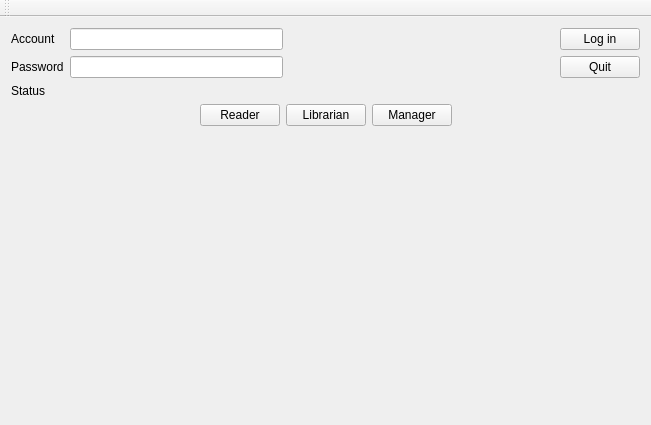
This is loginform.ui in vudaoanhtuan/libpro_v2 as Qt 5 draws it before an edit. The edited form follows.
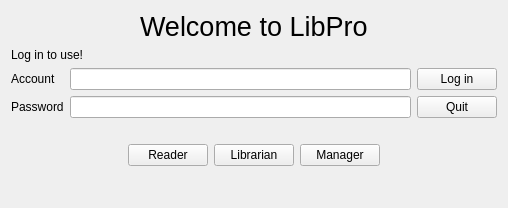
This is the edited form.

Patch:
```diff
--- a/loginform.ui
+++ b/loginform.ui
@@ -6,8 +6,8 @@
    <rect>
     <x>0</x>
     <y>0</y>
-    <width>651</width>
-    <height>425</height>
+    <width>508</width>
+    <height>208</height>
    </rect>
   </property>
   <property name="windowTitle">
@@ -15,6 +15,58 @@
   </property>
   <widget class="QWidget" name="centralWidget">
    <layout class="QVBoxLayout" name="verticalLayout_2">
+    <item>
+     <layout class="QHBoxLayout" name="horizontalLayout_3">
+      <item>
+       <spacer name="horizontalSpacer_4">
+        <property name="orientation">
+         <enum>Qt::Horizontal</enum>
+        </property>
+        <property name="sizeHint" stdset="0">
+         <size>
+          <width>40</width>
+          <height>20</height>
+         </size>
+        </property>
+       </spacer>
+      </item>
+      <item>
+       <widget class="QLabel" name="label">
+        <property name="font">
+         <font>
+          <pointsize>20</pointsize>
+         </font>
+        </property>
+        <property name="text">
+         <string>Welcome to LibPro</string>
+        </property>
+        <property name="alignment">
+         <set>Qt::AlignJustify|Qt::AlignVCenter</set>
+        </property>
+       </widget>
+      </item>
+      <item>
+       <spacer name="horizontalSpacer_5">
+        <property name="orientation">
+         <enum>Qt::Horizontal</enum>
+        </property>
+        <property name="sizeHint" stdset="0">
+         <size>
+          <width>40</width>
+          <height>20</height>
+         </size>
+        </property>
+       </spacer>
+      </item>
+     </layout>
+    </item>
+    <item>
+     <widget class="QLabel" name="label_2">
+      <property name="text">
+       <string>Log in to use!</string>
+      </property>
+     </widget>
+    </item>
     <item>
      <layout class="QHBoxLayout" name="horizontalLayout">
       <item>
@@ -41,19 +93,6 @@
         </item>
        </layout>
       </item>
-      <item>
-       <spacer name="horizontalSpacer">
-        <property name="orientation">
-         <enum>Qt::Horizontal</enum>
-        </property>
-        <property name="sizeHint" stdset="0">
-         <size>
-          <width>28</width>
-          <height>20</height>
-         </size>
-        </property>
-       </spacer>
-      </item>
       <item>
        <layout class="QVBoxLayout" name="verticalLayout">
         <item>
@@ -76,8 +115,11 @@
     </item>
     <item>
      <widget class="QLabel" name="labelStatus">
+      <property name="styleSheet">
+       <string notr="true"/>
+      </property>
       <property name="text">
-       <string>Status</string>
+       <string/>
       </property>
      </widget>
     </item>
@@ -147,14 +189,6 @@
     </item>
    </layout>
   </widget>
-  <widget class="QToolBar" name="mainToolBar">
-   <attribute name="toolBarArea">
-    <enum>TopToolBarArea</enum>
-   </attribute>
-   <attribute name="toolBarBreak">
-    <bool>false</bool>
-   </attribute>
-  </widget>
  </widget>
  <layoutdefault spacing="6" margin="11"/>
  <resources/>
```
